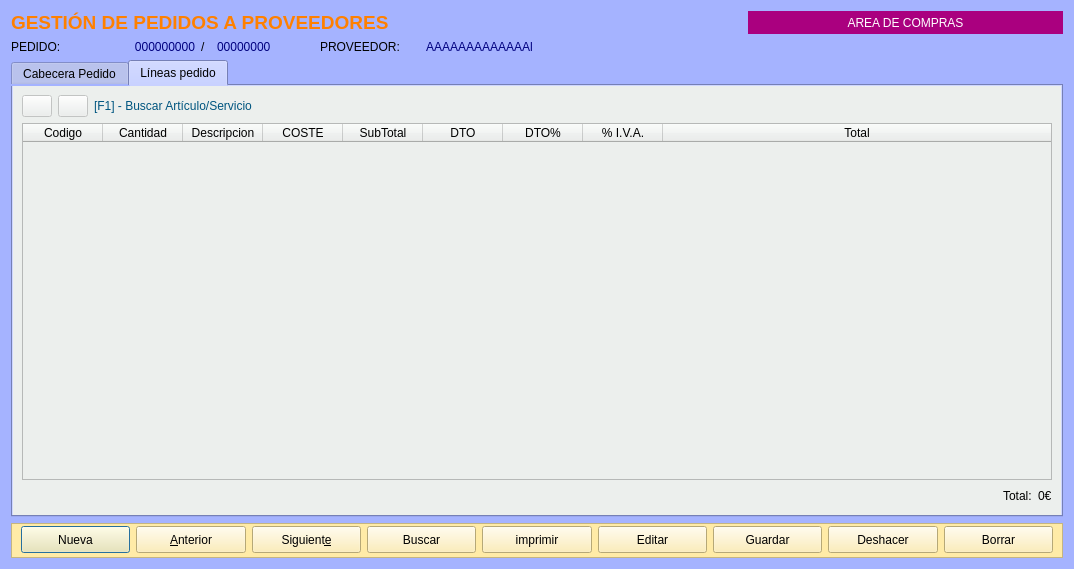
arcnexus/RedFoX, file Zona_Compras/frmpedidosproveedor.ui: the form before one commit.
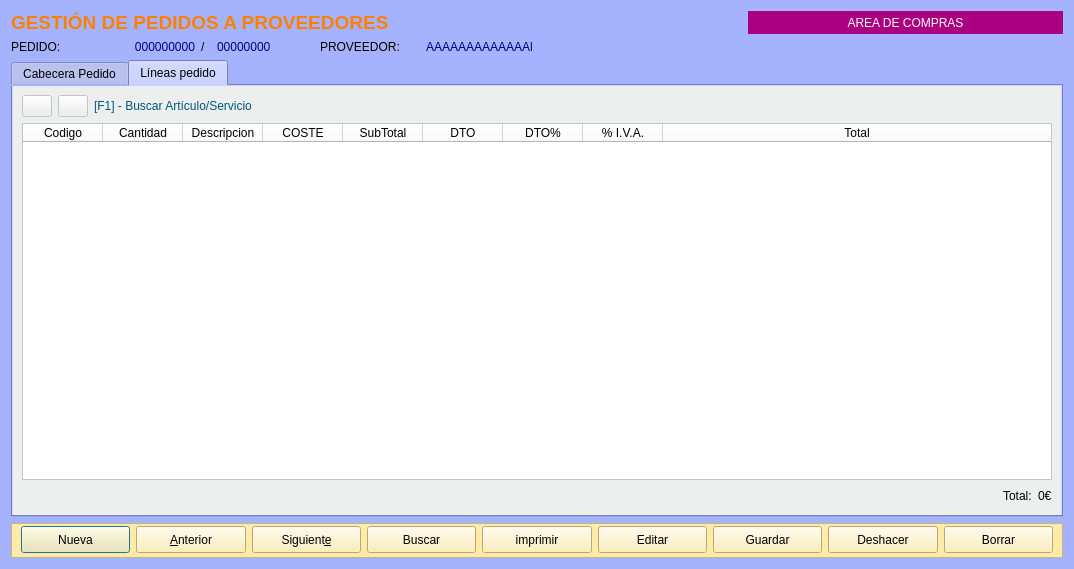
The form after the commit. The open tabs and pages were chosen to show the change. Icons and pictures are not drawn.

What changed in the file:
```diff
--- a/Zona_Compras/frmpedidosproveedor.ui
+++ b/Zona_Compras/frmpedidosproveedor.ui
@@ -2102,6 +2102,10 @@
        </item>
        <item row="1" column="0" colspan="5">
         <widget class="QTableWidget" name="Lineas">
+         <property name="styleSheet">
+          <string notr="true">background-color: rgb(255, 255, 255);
+alternate-background-color: rgb(255, 255, 219);</string>
+         </property>
          <property name="horizontalScrollBarPolicy">
           <enum>Qt::ScrollBarAsNeeded</enum>
          </property>
```
